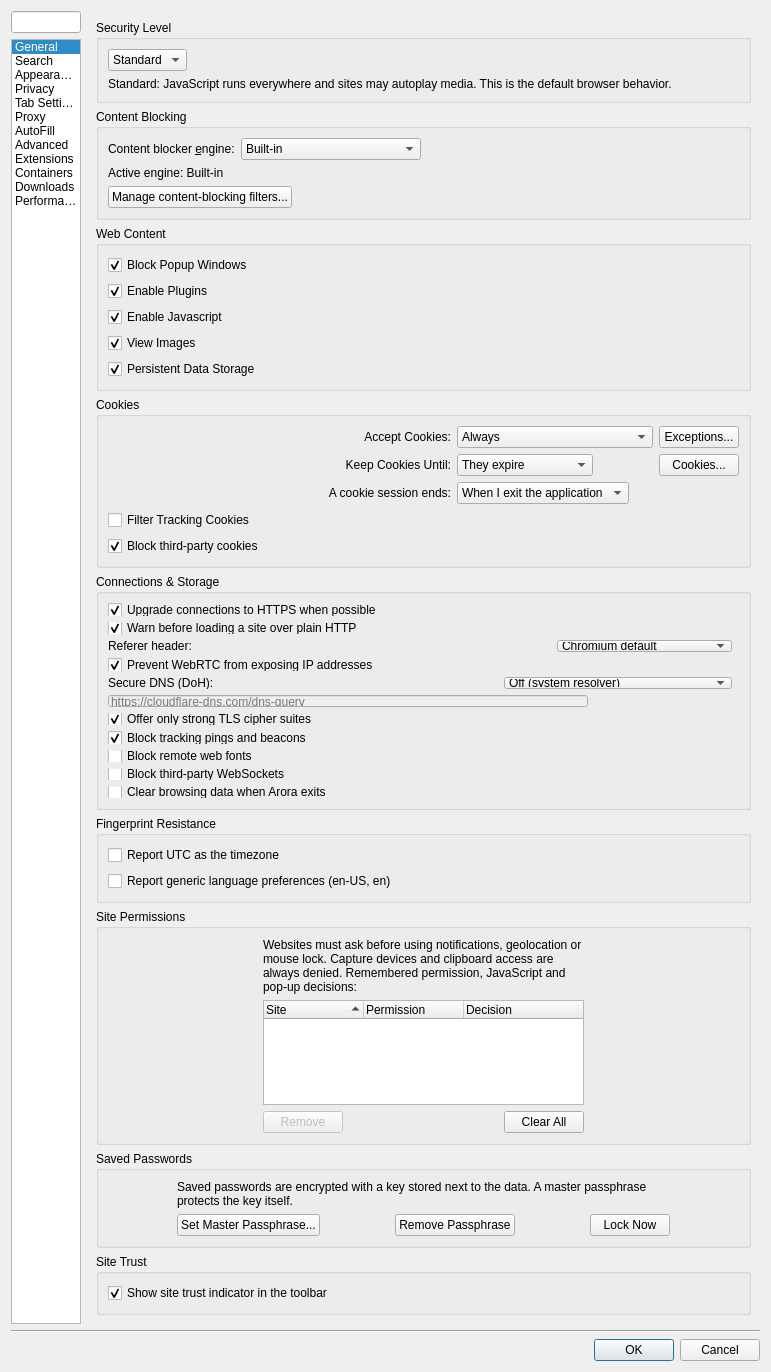
Before: the Qt Designer form src/settings.ui in IT-Space-2026/arktos, drawn with Qt 5.
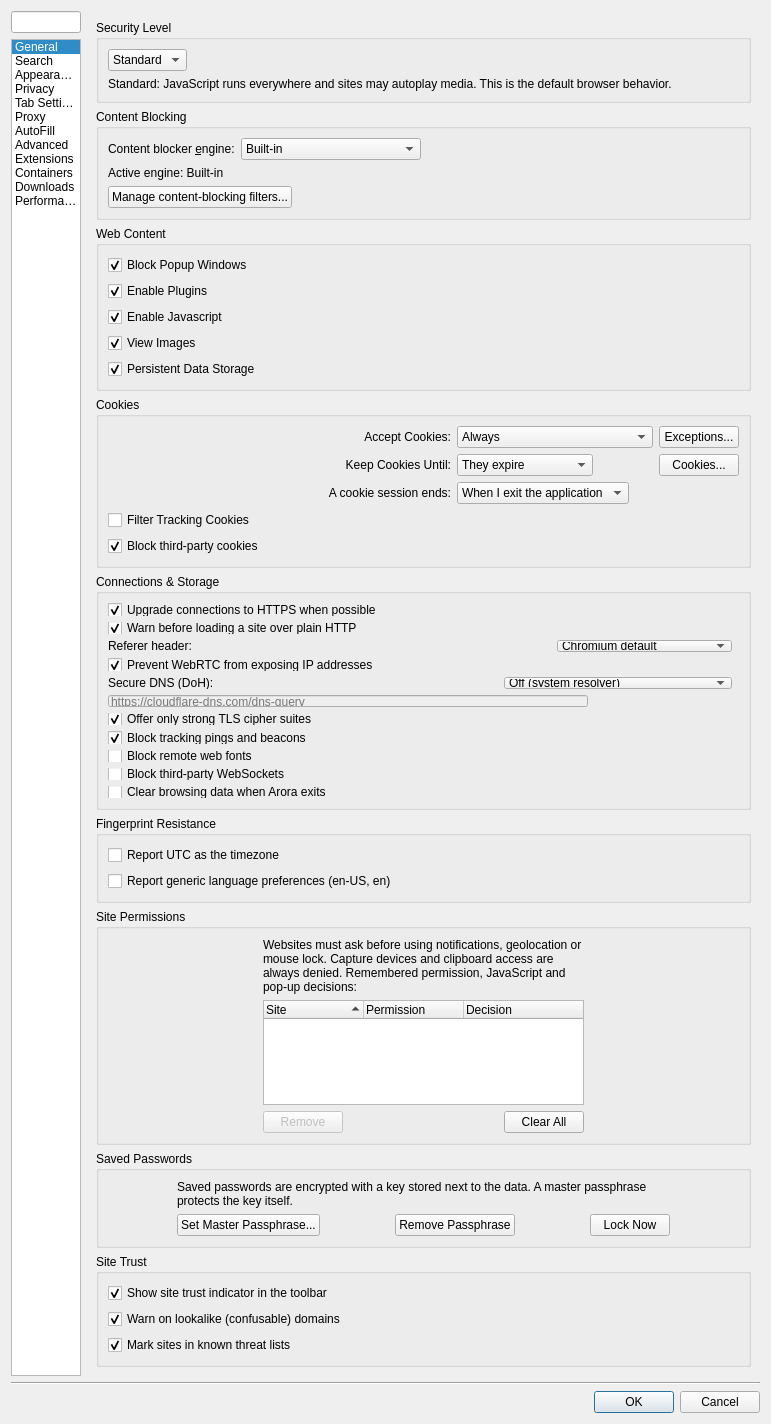
After: the same form once the commit is applied. The open tabs and pages were chosen to show the change. Custom widgets are drawn as their Qt base class.

Commit message: TRUST02: per-signal site-trust toggles in Preferences > Privacy

The edit to the form file:
```diff
--- a/src/settings.ui
+++ b/src/settings.ui
@@ -2273,6 +2273,38 @@
             </property>
            </widget>
           </item>
+          <item>
+           <widget class="QCheckBox" name="siteTrustLookalike">
+            <property name="toolTip">
+             <string>Flag domains that visually imitate a well-known site (confusable or misspelled lookalikes). Uncheck to skip the lookalike check.</string>
+            </property>
+            <property name="accessibleName">
+             <string>Warn on lookalike (confusable) domains</string>
+            </property>
+            <property name="text">
+             <string>Warn on lookalike (confusable) domains</string>
+            </property>
+            <property name="checked">
+             <bool>true</bool>
+            </property>
+           </widget>
+          </item>
+          <item>
+           <widget class="QCheckBox" name="siteTrustThreatlist">
+            <property name="toolTip">
+             <string>Flag sites that appear on known threat lists. Uncheck to skip the threat-list probe.</string>
+            </property>
+            <property name="accessibleName">
+             <string>Mark sites in known threat lists</string>
+            </property>
+            <property name="text">
+             <string>Mark sites in known threat lists</string>
+            </property>
+            <property name="checked">
+             <bool>true</bool>
+            </property>
+           </widget>
+          </item>
          </layout>
         </widget>
        </item>
```
The commit also changes 9 other files.
